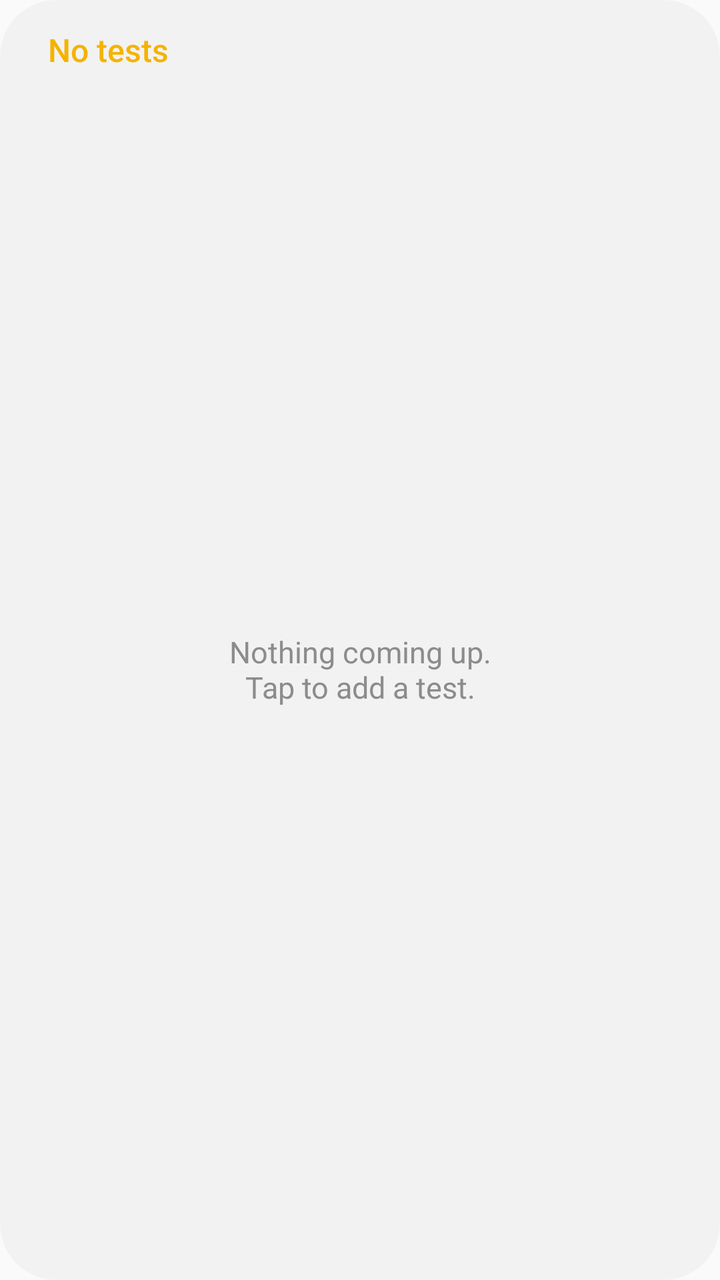
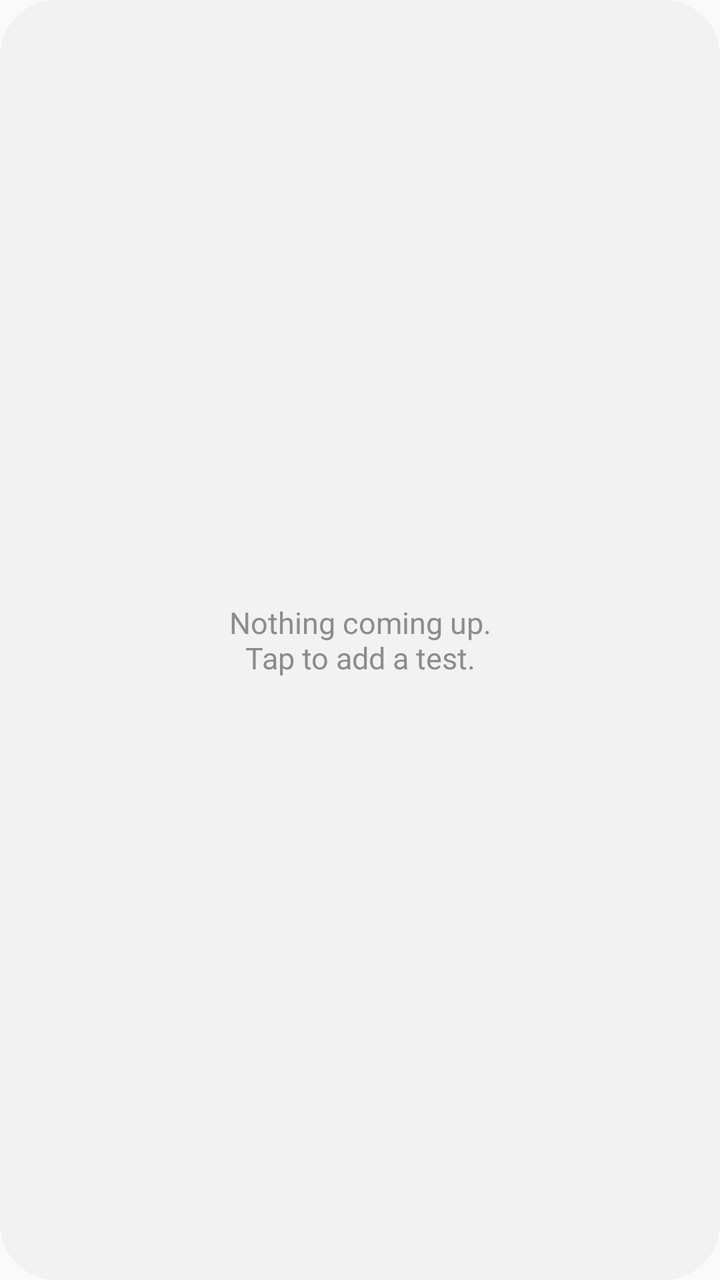

The first picture is an Android layout as it rendered before a commit; the second is the same layout after the commit. The layout source and the unified diff follow.
<!-- AndroidManifest.xml: application theme AppTheme -->
<!-- res/layout/widget_layout.xml -->
<?xml version="1.0" encoding="utf-8"?>
<LinearLayout xmlns:android="http://schemas.android.com/apk/res/android"
    android:id="@android:id/background"
    android:clipToOutline="true"
    android:layout_width="match_parent"
    android:layout_height="match_parent"
    android:background="@drawable/widget_bg"
    android:orientation="vertical"
    android:paddingStart="@dimen/widget_padding_h"
    android:paddingTop="14dp"
    android:paddingEnd="@dimen/widget_padding_h"
    android:paddingBottom="10dp">

    
    <TextView
        android:id="@+id/header"
        android:layout_width="match_parent"
        android:layout_height="wrap_content"
        android:paddingStart="2dp"
        android:paddingEnd="2dp"
        android:paddingBottom="4dp"
        android:text="@string/widget_title"
        android:textColor="@color/widget_title"
        android:fontFamily="sans-serif-medium"
        android:textSize="16sp" />

    <FrameLayout
        android:layout_width="match_parent"
        android:layout_height="0dp"
        android:layout_weight="1">

        <ListView
            android:id="@+id/exam_list"
            android:layout_width="match_parent"
            android:layout_height="match_parent"
            android:divider="@null"
            android:dividerHeight="0dp"
            android:scrollbars="none" />

        <TextView
            android:id="@+id/empty_view"
            android:layout_width="match_parent"
            android:layout_height="match_parent"
            android:gravity="center"
            android:text="@string/widget_empty"
            android:textColor="@color/widget_text_secondary"
            android:textSize="15sp" />
    </FrameLayout>
</LinearLayout>
<!-- resources referenced by this layout -->
<resources>
  <color name="widget_text_secondary">#8C8C8C</color>
  <color name="widget_title">#F5B300</color>
  <dimen name="widget_padding_h">22dp</dimen>
  <!-- drawable widget_bg (drawable) -->
  <?xml version="1.0" encoding="utf-8"?>
  <shape xmlns:android="http://schemas.android.com/apk/res/android" android:shape="rectangle">
      <solid android:color="@color/widget_bg" />
      <corners android:radius="@dimen/widget_radius" />
  </shape>
  <string name="widget_empty">Nothing coming up.\nTap to add a test.</string>
  <string name="widget_title">No tests</string>
  <style name="AppTheme" parent="android:Theme.Material.Light.NoActionBar">
          <item name="android:colorAccent">#2E7D32</item>
          <item name="android:colorPrimary">#2E7D32</item>
      </style>
  <color name="widget_bg">#F2F2F2</color>
  <dimen name="widget_radius">26dp</dimen>
</resources>

<!-- the commit's change to res/layout/widget_layout.xml (unified diff, before → after) -->
@@ -7,22 +7,9 @@
     android:background="@drawable/widget_bg"
     android:orientation="vertical"
     android:paddingStart="@dimen/widget_padding_h"
-    android:paddingTop="14dp"
+    android:paddingTop="12dp"
     android:paddingEnd="@dimen/widget_padding_h"
-    android:paddingBottom="10dp">
-
-    
-    <TextView
-        android:id="@+id/header"
-        android:layout_width="match_parent"
-        android:layout_height="wrap_content"
-        android:paddingStart="2dp"
-        android:paddingEnd="2dp"
-        android:paddingBottom="4dp"
-        android:text="@string/widget_title"
-        android:textColor="@color/widget_title"
-        android:fontFamily="sans-serif-medium"
-        android:textSize="16sp" />
+    android:paddingBottom="12dp">
 
     <FrameLayout
         android:layout_width="match_parent"
<!-- resource entries referenced after the edit -->
@@ -1,7 +1,6 @@
 <!-- resources referenced by this layout -->
 <resources>
   <color name="widget_text_secondary">#8C8C8C</color>
-  <color name="widget_title">#F5B300</color>
   <dimen name="widget_padding_h">22dp</dimen>
   <!-- drawable widget_bg (drawable) -->
   <?xml version="1.0" encoding="utf-8"?>
@@ -10,7 +9,6 @@
       <corners android:radius="@dimen/widget_radius" />
   </shape>
   <string name="widget_empty">Nothing coming up.\nTap to add a test.</string>
-  <string name="widget_title">No tests</string>
   <style name="AppTheme" parent="android:Theme.Material.Light.NoActionBar">
           <item name="android:colorAccent">#2E7D32</item>
           <item name="android:colorPrimary">#2E7D32</item>
